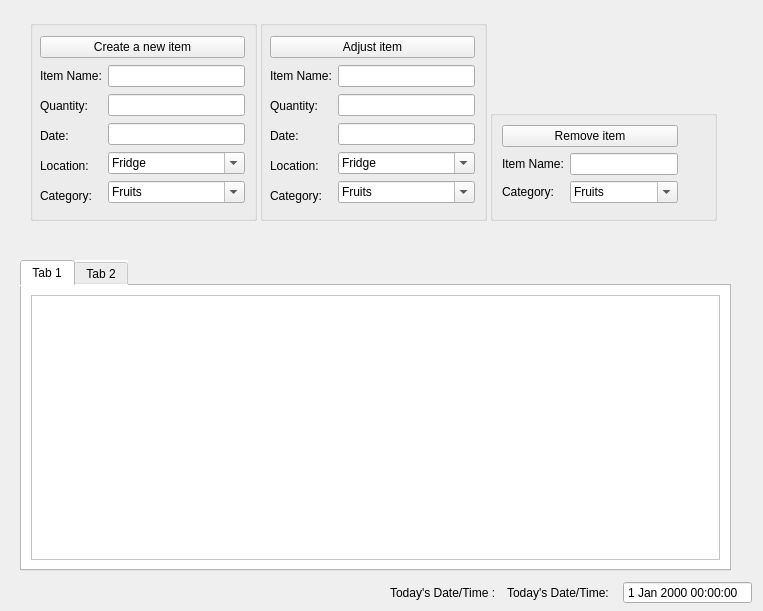
The window that QtDesigner/My_House_Inventory_01.ui (ngogb02/CS50P-Final-Project) describes before a commit, drawn with Qt 5.
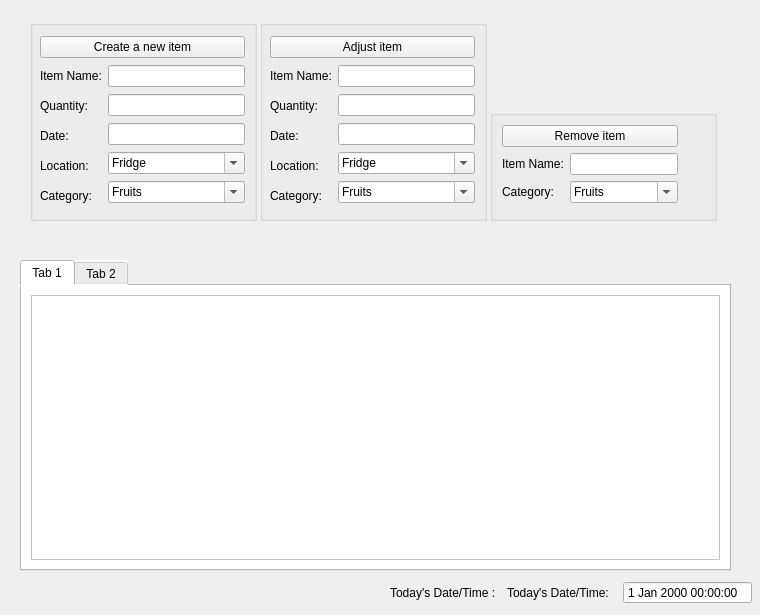
The same window after the commit. Icons and pictures are not drawn.

```diff
--- a/QtDesigner/My_House_Inventory_01.ui
+++ b/QtDesigner/My_House_Inventory_01.ui
@@ -9,10 +9,28 @@
    <rect>
     <x>0</x>
     <y>0</y>
-    <width>763</width>
-    <height>611</height>
+    <width>760</width>
+    <height>615</height>
    </rect>
   </property>
+  <property name="sizePolicy">
+   <sizepolicy hsizetype="Fixed" vsizetype="Fixed">
+    <horstretch>0</horstretch>
+    <verstretch>0</verstretch>
+   </sizepolicy>
+  </property>
+  <property name="minimumSize">
+   <size>
+    <width>760</width>
+    <height>615</height>
+   </size>
+  </property>
+  <property name="maximumSize">
+   <size>
+    <width>760</width>
+    <height>615</height>
+   </size>
+  </property>
   <property name="windowTitle">
    <string>Form</string>
   </property>
```
